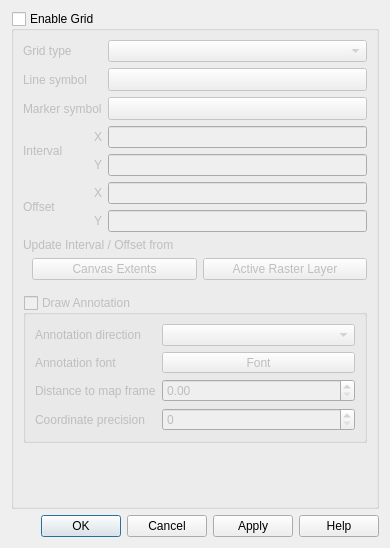
First picture: the form in src/ui/qgsdecorationgriddialog.ui, repository qgis/QGIS, before the edit.
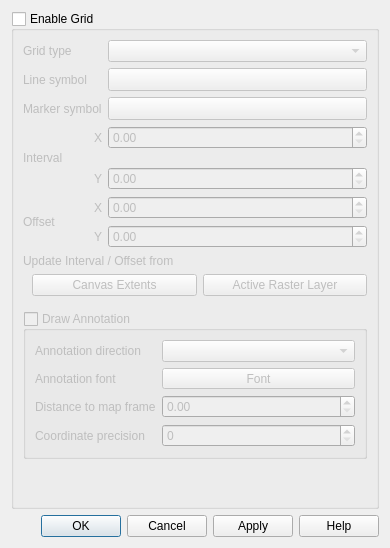
Second picture: the form after the edit. Custom widgets are drawn as their Qt base class.

Diff of the .ui file:
```diff
--- a/src/ui/qgsdecorationgriddialog.ui
+++ b/src/ui/qgsdecorationgriddialog.ui
@@ -29,13 +29,55 @@
       <bool>false</bool>
      </property>
      <layout class="QGridLayout" name="gridLayout_3">
-      <item row="3" column="1">
-       <widget class="QLabel" name="label_2">
+      <item row="10" column="1">
+       <widget class="QLabel" name="mOffsetYLabel">
         <property name="text">
-         <string>X</string>
+         <string>Y</string>
         </property>
         <property name="alignment">
          <set>Qt::AlignRight|Qt::AlignTrailing|Qt::AlignVCenter</set>
+        </property>
+        <property name="wordWrap">
+         <bool>true</bool>
+        </property>
+       </widget>
+      </item>
+      <item row="9" column="0" rowspan="2">
+       <widget class="QLabel" name="mOffsetXLabel">
+        <property name="text">
+         <string>Offset</string>
+        </property>
+        <property name="wordWrap">
+         <bool>true</bool>
+        </property>
+       </widget>
+      </item>
+      <item row="10" column="2">
+       <widget class="QgsDoubleSpinBox" name="mOffsetYEdit">
+        <property name="maximum">
+         <double>10000000000000000.000000000000000</double>
+        </property>
+       </widget>
+      </item>
+      <item row="2" column="2">
+       <widget class="QgsSymbolButton" name="mMarkerSymbolButton">
+        <property name="enabled">
+         <bool>false</bool>
+        </property>
+        <property name="sizePolicy">
+         <sizepolicy hsizetype="Preferred" vsizetype="Preferred">
+          <horstretch>0</horstretch>
+          <verstretch>0</verstretch>
+         </sizepolicy>
+        </property>
+        <property name="minimumSize">
+         <size>
+          <width>100</width>
+          <height>0</height>
+         </size>
+        </property>
+        <property name="text">
+         <string/>
         </property>
        </widget>
       </item>
@@ -61,7 +103,7 @@
         </property>
        </widget>
       </item>
-      <item row="9" column="0" colspan="3">
+      <item row="13" column="0" colspan="3">
        <layout class="QGridLayout" name="gridLayout_4">
         <property name="leftMargin">
          <number>9</number>
@@ -91,146 +133,14 @@
         </item>
        </layout>
       </item>
-      <item row="7" column="1">
-       <widget class="QLabel" name="mOffsetYLabel">
-        <property name="text">
-         <string>Y</string>
-        </property>
-        <property name="alignment">
-         <set>Qt::AlignRight|Qt::AlignTrailing|Qt::AlignVCenter</set>
-        </property>
-        <property name="wordWrap">
-         <bool>true</bool>
-        </property>
-       </widget>
-      </item>
-      <item row="4" column="2">
-       <widget class="QLineEdit" name="mIntervalYEdit"/>
-      </item>
-      <item row="3" column="2">
-       <widget class="QLineEdit" name="mIntervalXEdit"/>
-      </item>
-      <item row="4" column="1">
-       <widget class="QLabel" name="mIntervalYLabel">
-        <property name="text">
-         <string>Y</string>
-        </property>
-        <property name="alignment">
-         <set>Qt::AlignRight|Qt::AlignTrailing|Qt::AlignVCenter</set>
-        </property>
-        <property name="wordWrap">
-         <bool>true</bool>
-        </property>
-       </widget>
-      </item>
-      <item row="0" column="0" colspan="2">
-       <widget class="QLabel" name="mGridTypeLabel">
-        <property name="accessibleName">
-         <string extracomment="Hello translotor"/>
-        </property>
-        <property name="text">
-         <string>Grid type</string>
-        </property>
-        <property name="wordWrap">
-         <bool>true</bool>
-        </property>
-       </widget>
-      </item>
-      <item row="6" column="1">
-       <widget class="QLabel" name="label">
-        <property name="text">
-         <string>X</string>
-        </property>
-        <property name="alignment">
-         <set>Qt::AlignRight|Qt::AlignTrailing|Qt::AlignVCenter</set>
-        </property>
-       </widget>
-      </item>
-      <item row="0" column="2">
-       <widget class="QComboBox" name="mGridTypeComboBox">
-        <property name="sizePolicy">
-         <sizepolicy hsizetype="Minimum" vsizetype="Fixed">
-          <horstretch>0</horstretch>
-          <verstretch>0</verstretch>
-         </sizepolicy>
-        </property>
-        <property name="minimumSize">
-         <size>
-          <width>100</width>
-          <height>0</height>
-         </size>
-        </property>
-       </widget>
-      </item>
-      <item row="1" column="0" colspan="2">
-       <widget class="QLabel" name="mLineSymbolLabel">
-        <property name="text">
-         <string>Line symbol</string>
-        </property>
-        <property name="wordWrap">
-         <bool>true</bool>
-        </property>
-       </widget>
-      </item>
       <item row="7" column="2">
-       <widget class="QLineEdit" name="mOffsetYEdit"/>
-      </item>
-      <item row="6" column="2">
-       <widget class="QLineEdit" name="mOffsetXEdit"/>
-      </item>
-      <item row="2" column="2">
-       <widget class="QgsSymbolButton" name="mMarkerSymbolButton">
-        <property name="enabled">
-         <bool>false</bool>
+       <widget class="QgsDoubleSpinBox" name="mIntervalYEdit">
+        <property name="maximum">
+         <double>10000000000000000.000000000000000</double>
         </property>
-        <property name="sizePolicy">
-         <sizepolicy hsizetype="Preferred" vsizetype="Preferred">
-          <horstretch>0</horstretch>
-          <verstretch>0</verstretch>
-         </sizepolicy>
-        </property>
-        <property name="minimumSize">
-         <size>
-          <width>100</width>
-          <height>0</height>
-         </size>
-        </property>
-        <property name="text">
-         <string/>
-        </property>
        </widget>
       </item>
-      <item row="3" column="0" rowspan="2">
-       <widget class="QLabel" name="mIntervalXLabel">
-        <property name="text">
-         <string>Interval</string>
-        </property>
-        <property name="wordWrap">
-         <bool>true</bool>
-        </property>
-       </widget>
-      </item>
-      <item row="2" column="0" colspan="2">
-       <widget class="QLabel" name="mMarkerSymbolLabel">
-        <property name="text">
-         <string>Marker symbol</string>
-        </property>
-        <property name="wordWrap">
-         <bool>true</bool>
-        </property>
-       </widget>
-      </item>
-      <item row="6" column="0" rowspan="2">
-       <widget class="QLabel" name="mOffsetXLabel">
-        <property name="text">
-         <string>Offset</string>
-        </property>
-        <property name="wordWrap">
-         <bool>true</bool>
-        </property>
-       </widget>
-      </item>
-      <item row="18" column="0" colspan="3">
+      <item row="22" column="0" colspan="3">
        <widget class="QGroupBox" name="mDrawAnnotationCheckBox">
         <property name="title">
          <string>Draw Annotation</string>
@@ -313,7 +223,80 @@
         </layout>
        </widget>
       </item>
-      <item row="19" column="0" colspan="3">
+      <item row="9" column="2">
+       <widget class="QgsDoubleSpinBox" name="mOffsetXEdit">
+        <property name="sizePolicy">
+         <sizepolicy hsizetype="Expanding" vsizetype="Fixed">
+          <horstretch>0</horstretch>
+          <verstretch>0</verstretch>
+         </sizepolicy>
+        </property>
+        <property name="maximum">
+         <double>10000000000000000.000000000000000</double>
+        </property>
+       </widget>
+      </item>
+      <item row="12" column="0" colspan="3">
+       <widget class="QLabel" name="mUpdateIntervalOffsetLabel">
+        <property name="text">
+         <string>Update Interval / Offset from</string>
+        </property>
+       </widget>
+      </item>
+      <item row="1" column="0" colspan="2">
+       <widget class="QLabel" name="mLineSymbolLabel">
+        <property name="text">
+         <string>Line symbol</string>
+        </property>
+        <property name="wordWrap">
+         <bool>true</bool>
+        </property>
+       </widget>
+      </item>
+      <item row="0" column="0" colspan="2">
+       <widget class="QLabel" name="mGridTypeLabel">
+        <property name="accessibleName">
+         <string extracomment="Hello translotor"/>
+        </property>
+        <property name="text">
+         <string>Grid type</string>
+        </property>
+        <property name="wordWrap">
+         <bool>true</bool>
+        </property>
+       </widget>
+      </item>
+      <item row="4" column="2">
+       <widget class="QgsDoubleSpinBox" name="mIntervalXEdit">
+        <property name="maximum">
+         <double>10000000000000000.000000000000000</double>
+        </property>
+       </widget>
+      </item>
+      <item row="4" column="0" rowspan="4">
+       <widget class="QLabel" name="mIntervalXLabel">
+        <property name="text">
+         <string>Interval</string>
+        </property>
+        <property name="wordWrap">
+         <bool>true</bool>
+        </property>
+       </widget>
+      </item>
+      <item row="7" column="1">
+       <widget class="QLabel" name="mIntervalYLabel">
+        <property name="text">
+         <string>Y</string>
+        </property>
+        <property name="alignment">
+         <set>Qt::AlignRight|Qt::AlignTrailing|Qt::AlignVCenter</set>
+        </property>
+        <property name="wordWrap">
+         <bool>true</bool>
+        </property>
+       </widget>
+      </item>
+      <item row="23" column="0" colspan="3">
        <spacer name="verticalSpacer">
         <property name="orientation">
          <enum>Qt::Vertical</enum>
@@ -326,10 +309,49 @@
         </property>
        </spacer>
       </item>
-      <item row="8" column="0" colspan="3">
-       <widget class="QLabel" name="mUpdateIntervalOffsetLabel">
+      <item row="0" column="2">
+       <widget class="QComboBox" name="mGridTypeComboBox">
+        <property name="sizePolicy">
+         <sizepolicy hsizetype="Minimum" vsizetype="Fixed">
+          <horstretch>0</horstretch>
+          <verstretch>0</verstretch>
+         </sizepolicy>
+        </property>
+        <property name="minimumSize">
+         <size>
+          <width>100</width>
+          <height>0</height>
+         </size>
+        </property>
+       </widget>
+      </item>
+      <item row="2" column="0" colspan="2">
+       <widget class="QLabel" name="mMarkerSymbolLabel">
         <property name="text">
-         <string>Update Interval / Offset from</string>
+         <string>Marker symbol</string>
+        </property>
+        <property name="wordWrap">
+         <bool>true</bool>
+        </property>
+       </widget>
+      </item>
+      <item row="9" column="1">
+       <widget class="QLabel" name="label">
+        <property name="text">
+         <string>X</string>
+        </property>
+        <property name="alignment">
+         <set>Qt::AlignRight|Qt::AlignTrailing|Qt::AlignVCenter</set>
+        </property>
+       </widget>
+      </item>
+      <item row="4" column="1">
+       <widget class="QLabel" name="label_2">
+        <property name="text">
+         <string>X</string>
+        </property>
+        <property name="alignment">
+         <set>Qt::AlignRight|Qt::AlignTrailing|Qt::AlignVCenter</set>
         </property>
        </widget>
       </item>
```
Left out of the diff: 4 changed lines with no effect on the pictures.
